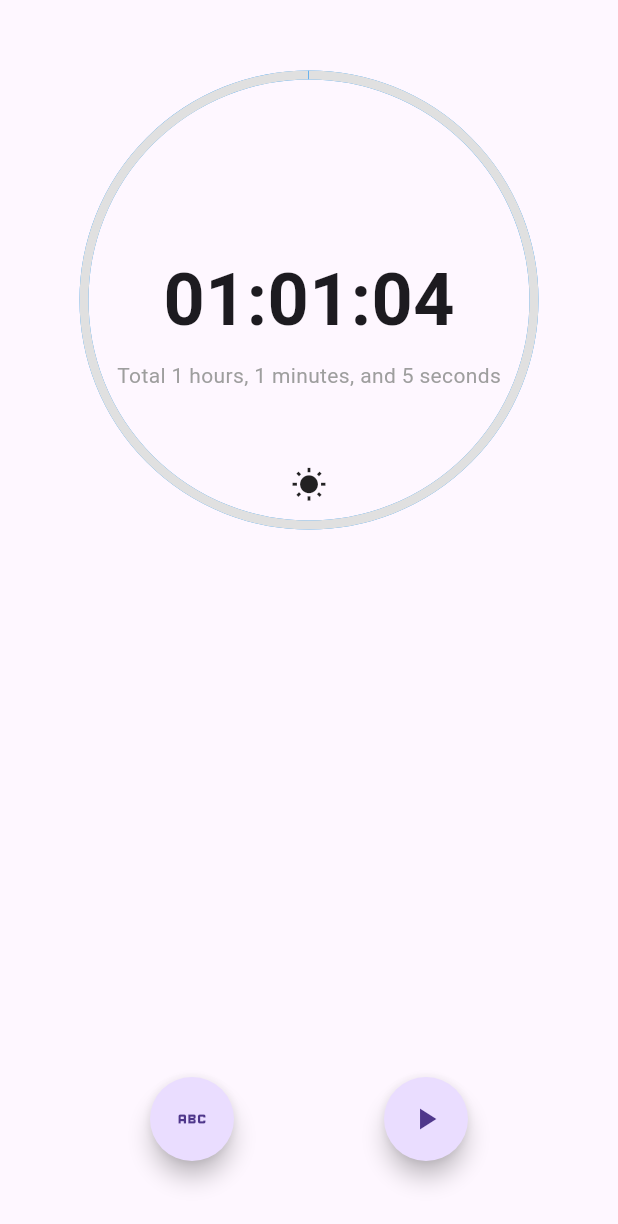
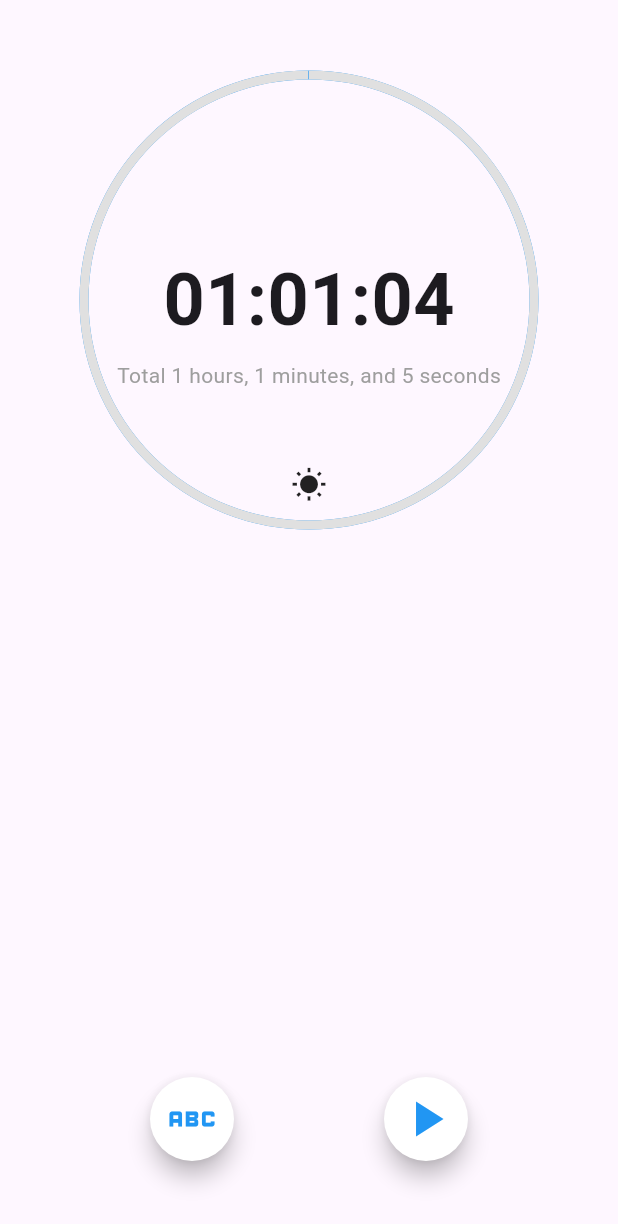
Before and after one commit to 20sw084/Clock, a Flutter app: the CountdownTimer widget shown alone on an empty page, opened directly, on a phone screen of 412 x 824 dp. Shown: the top 1224 px of the screen. Run offline on Flutter 3.47's test engine with Material 3 defaults, Android fonts, the phone set to English and light mode, and no system bars.

Commit message:
first commit

```diff
--- a/lib/widgets/countdown_timer.dart
+++ b/lib/widgets/countdown_timer.dart
@@ -60,7 +60,7 @@ class _CountdownTimerState extends State<CountdownTimer> {
         mainAxisAlignment: MainAxisAlignment.spaceBetween,
         children: [
           Padding(
-            padding: const EdgeInsets.only(top: 50.0, bottom: 50,),
+            padding: const EdgeInsets.only(top: 50.0,),
             child: Stack(
               alignment: Alignment.center,
               children: [
@@ -104,8 +104,8 @@ class _CountdownTimerState extends State<CountdownTimer> {
             child: Row(
               mainAxisAlignment: MainAxisAlignment.spaceAround,
               children: [
-                FloatingActionButton(onPressed: null, child: Icon(Icons.abc),shape: CircleBorder(),),
-                FloatingActionButton(onPressed: null, child: Icon(Icons.play_arrow),shape: CircleBorder(),),
+                FloatingActionButton(onPressed: null, child: Icon(Icons.abc, color: Colors.blue, size: 40,),shape: CircleBorder(),backgroundColor: Colors.white,),
+                FloatingActionButton(onPressed: null, child: Icon(Icons.play_arrow, color: Colors.blue, size: 40,),shape: CircleBorder(),backgroundColor: Colors.white,),
               ],
             ),
           ),
```
